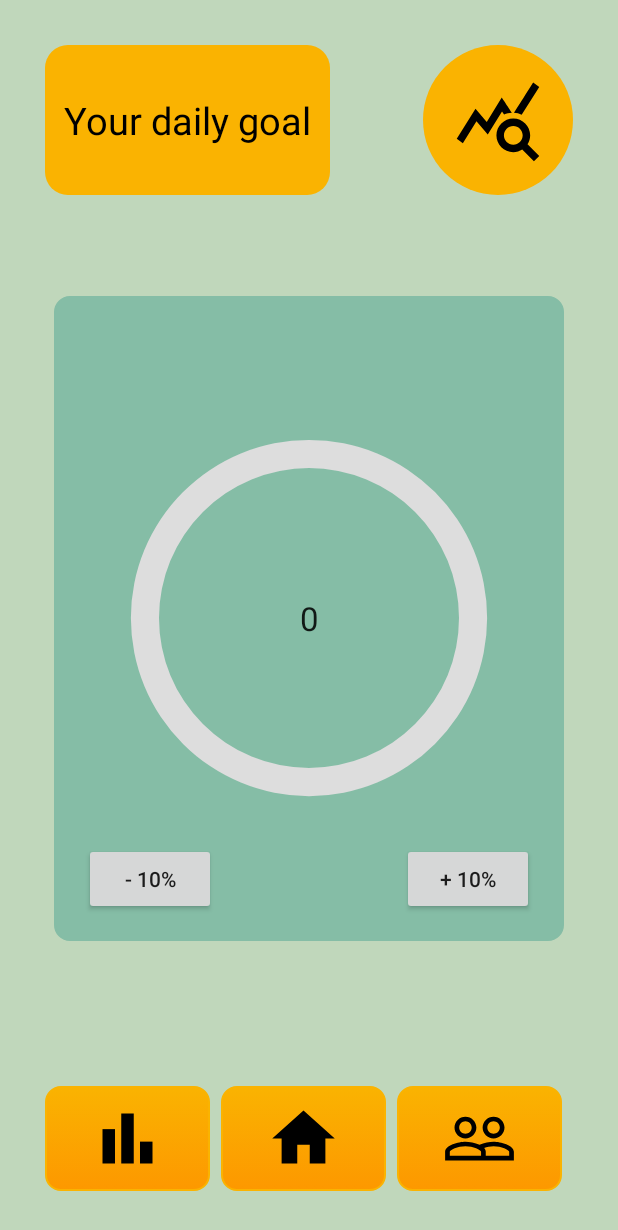
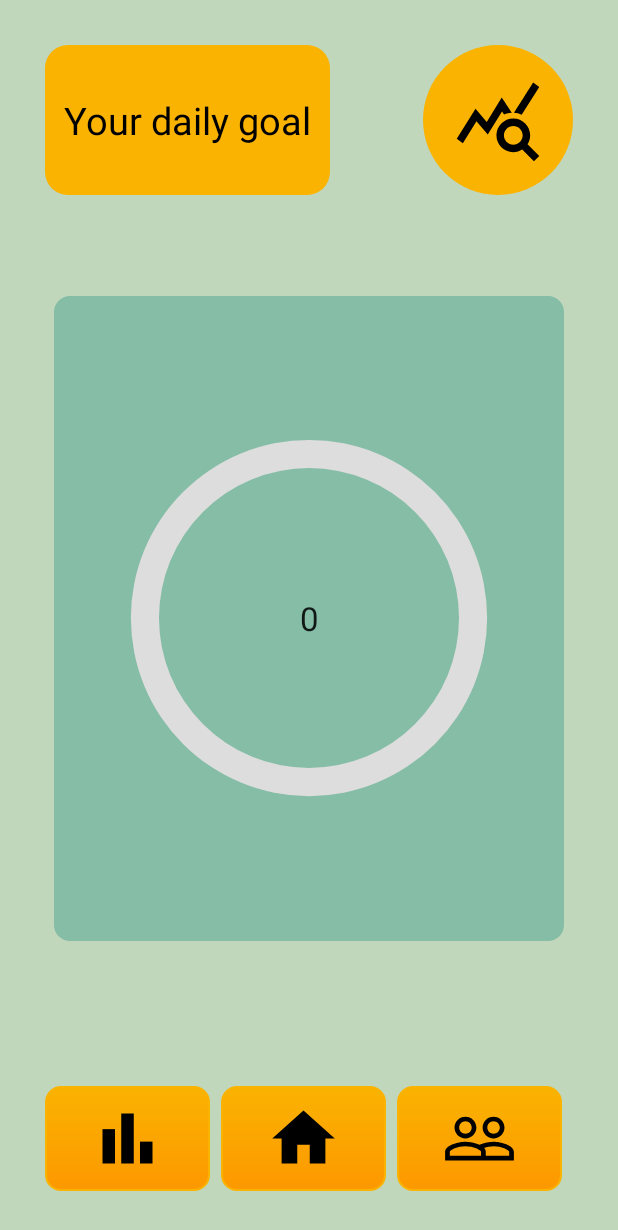
Before and after one commit to MarkSpaghetti/Waterify3.0, an Android app: the Statistics screen opened directly, with no data from a screen before it, on a phone screen of 412 x 824 dp. Shown: the top 1230 px of the screen. Run offline under Robolectric (Android 15) with nearby library versions, the phone set to English and light mode, and no system bars; 4 statements that could not run were skipped.

Commit message:
statistics daily updates working(?)

```diff
--- a/app/src/main/java/com/project/waterify30/Statistics.java
+++ b/app/src/main/java/com/project/waterify30/Statistics.java
@@ -1,6 +1,8 @@
 package com.project.waterify30;
 
 import androidx.appcompat.app.AppCompatActivity;
+
+import android.content.SharedPreferences;
 import android.os.Bundle;
 import android.view.View;
 import android.widget.Button;
@@ -10,21 +12,24 @@ import android.widget.TextView;
 
 public class Statistics extends AppCompatActivity {
 
-    private int progress = 0;
-    private int update = 0;
+    int progress;
+    private int update;
     private int daily_goal = 1500;
     ProgressBar progressBar;
     TextView textView;
     private ImageButton buttonHome;
-    private int fiftyML = 0;
-    private int hundredML = 0;
-    private int hundredFiftyML = 0;
-    private int twoHundredML = 0;
+    private int fiftyML;
+    private int hundredML;
+    private int hundredFiftyML;
+    private int twoHundredML;
     private Logic logic = new Logic();
+    //private SharedPreferences sharedPreferences;
     @Override
     protected void onCreate(Bundle savedInstanceState) {
         super.onCreate(savedInstanceState);
         setContentView(R.layout.activity_statistics);
+
+        //sharedPreferences = getSharedPreferences("MyPrefs", MODE_PRIVATE);
 
         buttonHome = (ImageButton) findViewById(R.id.home_button);
         buttonHome.setOnClickListener(new View.OnClickListener() {
@@ -48,11 +53,8 @@ public class Statistics extends AppCompatActivity {
         progressBar.setProgress(progress);
         textView.setText(String.valueOf(progress));
 
-        update = 0;
-        fiftyML = 0;
-        hundredML = 0;
-        hundredFiftyML = 0;
-        twoHundredML = 0;
-
+        //SharedPreferences.Editor editor = sharedPreferences.edit();
+        //editor.putInt("progress", progress);
+        //editor.apply();
     }
 }
--- a/app/src/main/res/layout/activity_statistics.xml
+++ b/app/src/main/res/layout/activity_statistics.xml
@@ -120,20 +120,4 @@
         app:layout_constraintTop_toTopOf="@+id/progress_bar"
         tools:text="0%" />
 
-    <Button
-        android:id="@+id/button_decr"
-        android:layout_width="wrap_content"
-        android:layout_height="wrap_content"
-        android:text="- 10%"
-        app:layout_constraintStart_toStartOf="@+id/progress_bar"
-        app:layout_constraintTop_toBottomOf="@+id/progress_bar" />
-
-    <Button
-        android:id="@+id/button_incr"
-        android:layout_width="wrap_content"
-        android:layout_height="wrap_content"
-        android:text="+ 10%"
-        app:layout_constraintEnd_toEndOf="@+id/progress_bar"
-        app:layout_constraintTop_toBottomOf="@+id/progress_bar" />
-
 </androidx.constraintlayout.widget.ConstraintLayout>
```
